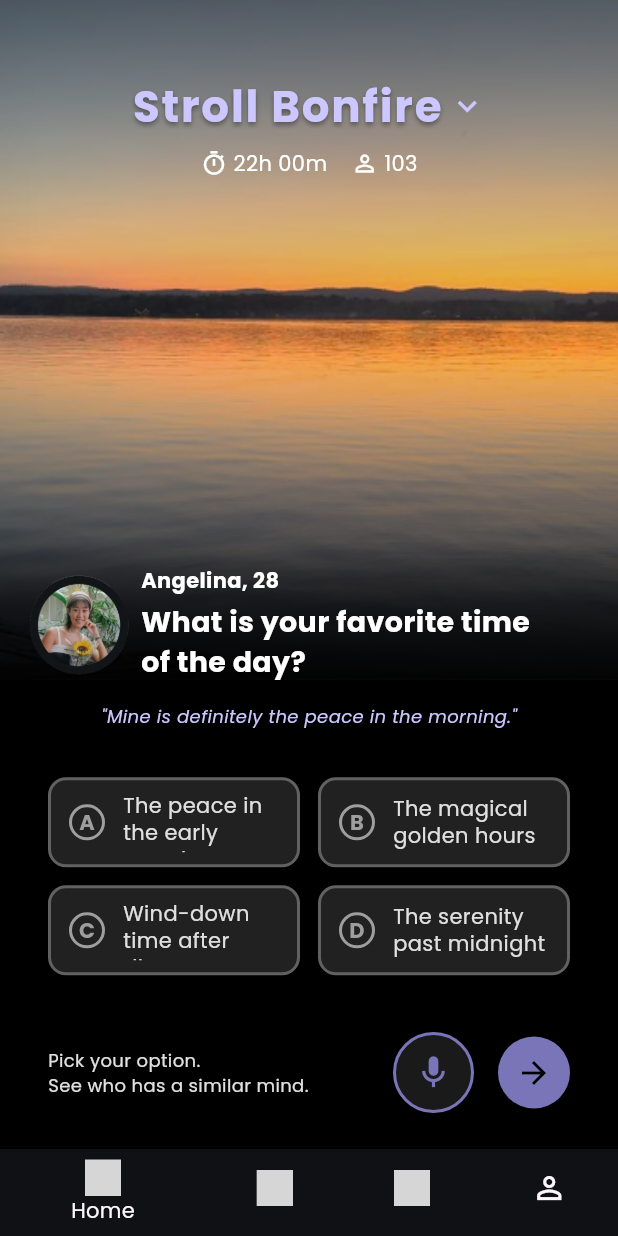
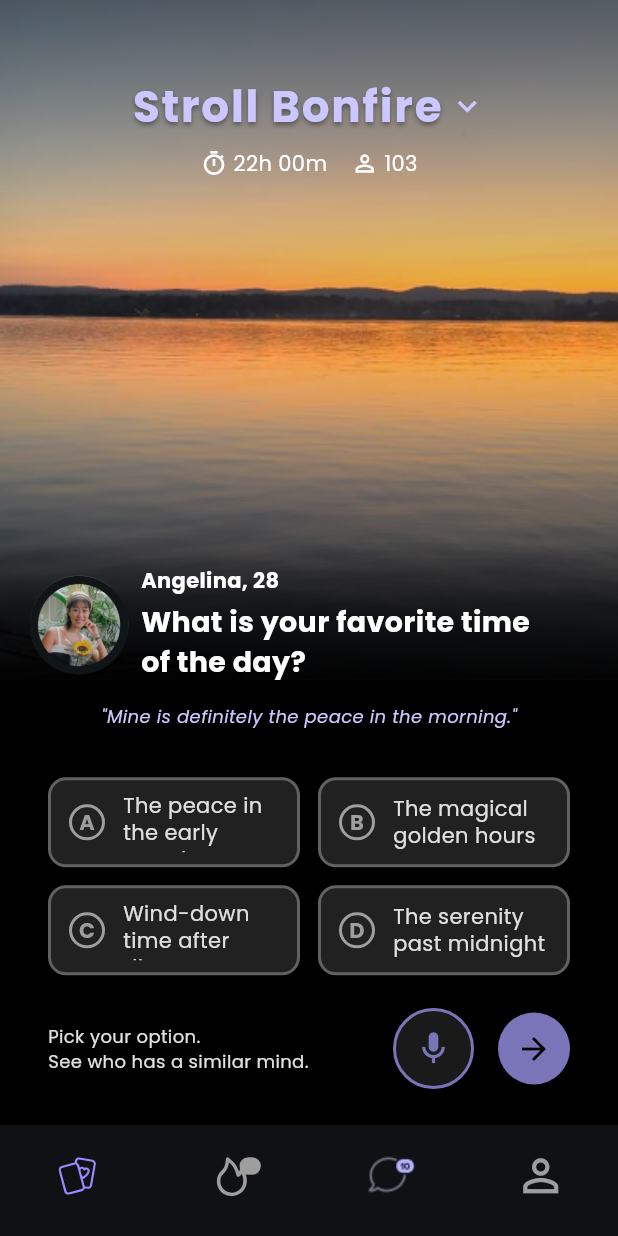
Before and after one commit to mjkdave05/stroll_app, a Flutter app: the screen it shows after launch, on a phone screen of 412 x 824 dp. Run offline on Flutter 3.47's test engine with Material 3 defaults, Android fonts, the light colour scheme and no system bars; our stand-ins replace flutter_svg, google_fonts; grey boxes are pictures that could not be loaded.

Commit message:
nav bar added and project completed

```diff
--- a/lib/widgets/nav_bar_widget.dart
+++ b/lib/widgets/nav_bar_widget.dart
@@ -7,35 +7,67 @@ class NavigationBarWidget extends StatelessWidget {
   @override
   Widget build(BuildContext context) {
     return BottomNavigationBar(
+      type: BottomNavigationBarType.fixed,
+      backgroundColor: const Color(0xFF0F1115), // Background color of the bar
+      selectedItemColor: const Color(0xFF9C88FF), // Selected icon color
+      unselectedItemColor: Colors.grey, // Unselected icon color
+      showSelectedLabels: false, // Hides labels when selected
+      showUnselectedLabels: false, // Hides labels when not selected
       items: [
         BottomNavigationBarItem(
-          backgroundColor: Color(0xFF0F1115),
           icon: SvgPicture.asset(
-            'assets/icons/Card.svg',
-            width: 24,
-            height: 24,
-            color: Colors.black,
+            'assets/images/Card.svg',
+            width: 40,
+            height: 40,
+            colorFilter: const ColorFilter.mode(Colors.grey, BlendMode.srcIn),
+          ),
+          activeIcon: SvgPicture.asset(
+            'assets/images/Card.svg',
+            width: 40,
+            height: 40,
+            colorFilter: const ColorFilter.mode(Color(0xFF9C88FF), BlendMode.srcIn),
           ),
           label: 'Home',
         ),
         BottomNavigationBarItem(
           icon: SvgPicture.asset(
-            'assets/icons/bonfire.svg',
-            width: 24,
-            height: 24,
+            'assets/images/bonfire.svg',
+            width: 40,
+            height: 40,
+            colorFilter: const ColorFilter.mode(Colors.grey, BlendMode.srcIn),
+          ),
+          activeIcon: SvgPicture.asset(
+            'assets/images/bonfire.svg',
+            width: 40,
+            height: 40,
+            colorFilter: const ColorFilter.mode(Color(0xFF9C88FF), BlendMode.srcIn),
           ),
           label: 'Bonfire',
         ),
         BottomNavigationBarItem(
-          icon: SvgPicture.asset(
-            'assets/icons/message.svg',
-            width: 24,
-            height: 24,
+          icon: Image.asset(
+            'assets/images/Chat.png', // PNG for inactive state
+            width: 40,
+            height: 40,
+          ),
+          activeIcon: Image.asset(
+            'assets/images/Chat.png', // PNG for active state
+            width: 40,
+            height: 40,
           ),
           label: 'Messages',
         ),
         BottomNavigationBarItem(
-          icon: Icon(Icons.person_outline), // You can replace this with another SVG if needed.
+          icon: const Icon(
+            Icons.person_outline,
+            color: Colors.grey,
+            size: 35,
+          ),
+          activeIcon: const Icon(
+            Icons.person,
+            color: Color(0xFF9C88FF),
+            size: 35,
+          ),
           label: 'Profile',
         ),
       ],
```
